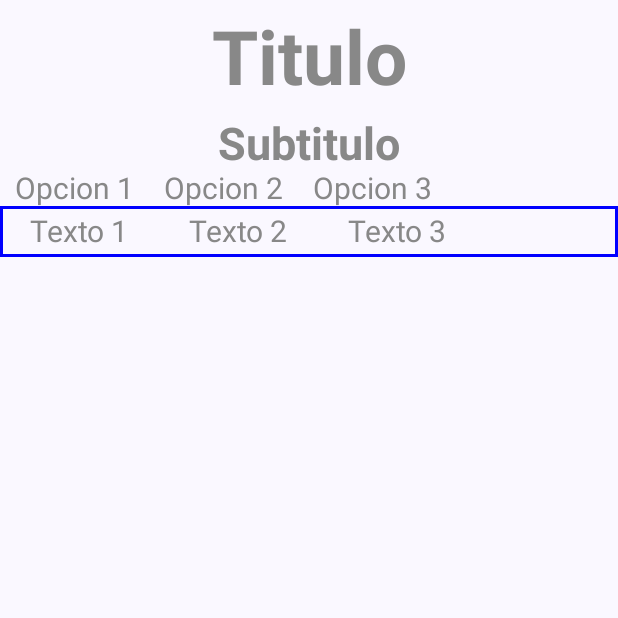
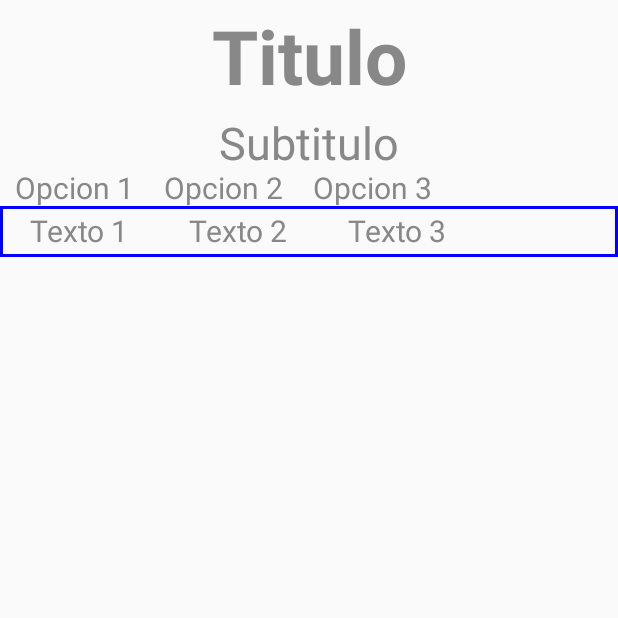
Before and after one commit to Ruben-RM/PDM_FirstComposeApp, an Android app built with Jetpack Compose: the screen it shows after launch (MainActivity), on a phone screen of 412 x 824 dp, the top half of it. Run offline under Robolectric (Android 15) with nearby library versions, the phone set to English and light mode, and no system bars.

Commit message:
v1.2.1 - Mejorado un poquito mas

```diff
--- a/app/src/main/java/com/example/myfirstcomposeapp/MainActivity.kt
+++ b/app/src/main/java/com/example/myfirstcomposeapp/MainActivity.kt
@@ -22,6 +22,7 @@ import androidx.compose.ui.graphics.Color
 import androidx.compose.ui.text.TextStyle
 import androidx.compose.ui.text.font.FontFamily
 import androidx.compose.ui.text.font.FontWeight
+import androidx.compose.ui.text.style.TextAlign
 import androidx.compose.ui.tooling.preview.Preview
 import androidx.compose.ui.unit.dp
 import androidx.compose.ui.unit.sp
@@ -33,9 +34,7 @@ class MainActivity : ComponentActivity() {
         enableEdgeToEdge()
         setContent {
             MyFirstComposeAppTheme {
-                Scaffold(modifier = Modifier.fillMaxSize()) { innerPadding ->
                 MyLayout()
-                }
             }
         }
     }
@@ -49,36 +48,30 @@ fun MyLayout() {
             modifier = Modifier.fillMaxSize()
         )
         {
-            Box(
+            Text(
+                text = "Titulo",
                 modifier = Modifier.fillMaxWidth()
                     .padding(0.dp, 10.dp),
-                contentAlignment = Alignment.Center
-            ){
-                Text(
-                    text = "Titulo",
                 style = TextStyle(
                     color = Color.Gray,
                     fontSize = 50.sp,
                     fontWeight = FontWeight.Bold,
-                        fontFamily = FontFamily.SansSerif
+                    fontFamily = FontFamily.SansSerif,
+                    textAlign = TextAlign.Center
                 )
             )
-            }
 
-            Box(
-                modifier = Modifier.fillMaxWidth(),
-                contentAlignment = Alignment.Center
-            ){
             Text(
                 text = "Subtitulo",
+                modifier = Modifier.fillMaxWidth(),
                 style = TextStyle(
                     color = Color.Gray,
                     fontSize = 30.sp,
-                        fontWeight = FontWeight.Bold,
-                        fontFamily = FontFamily.SansSerif
+                    fontFamily = FontFamily.SansSerif,
+                    textAlign = TextAlign.Center
                 )
             )
-            }
+
 
             Row(modifier = Modifier.fillMaxWidth())
             {
```
Lines whose indentation alone changed are shown as unchanged.
